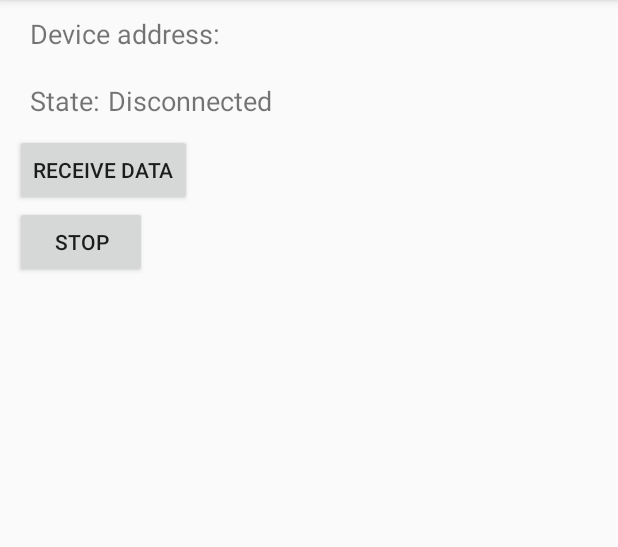
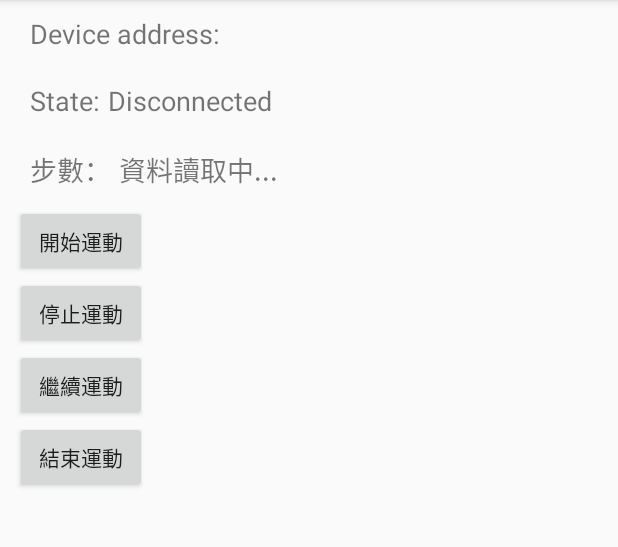
Before and after one commit to YulonEdward/Android_Sport, an Android app: the BleDeviceControlActivity screen opened directly, with no data from a screen before it, on a phone screen of 412 x 824 dp, the part 84-631 px from its top. Run offline under Robolectric (Android 15) with nearby library versions, the phone set to English and light mode, and no system bars; 2 statements that could not run were skipped.

Commit message:
this is 20180628 update

```diff
--- a/app/src/main/java/com/example/yulon/newblecommunicate/BleDeviceControlActivity.java
+++ b/app/src/main/java/com/example/yulon/newblecommunicate/BleDeviceControlActivity.java
@@ -33,7 +33,11 @@ import com.example.yulon.newblecommunicate.service.GPSService;
 import com.google.android.gms.common.ConnectionResult;
 import com.google.android.gms.common.GoogleApiAvailability;
 
+import org.w3c.dom.Text;
+
+import java.text.SimpleDateFormat;
 import java.util.Arrays;
+import java.util.Date;
 
 public class BleDeviceControlActivity extends AppCompatActivity {
 
@@ -41,8 +45,10 @@ public class BleDeviceControlActivity extends AppCompatActivity {
 
     public static final String EXTRAS_DEVICE_NAME = "DEVICE_NAME";
     public static final String EXTRAS_DEVICE_ADDRESS = "DEVICE_ADDRESS";
-    private static final byte[] ENABLE_SENSOR = {0x45};
-    private static final byte[] STOP_ENABLE_SENSOR = {0x44};
+    private static final byte[] START_ENABLE_SENSOR = {0x45, 0x53};
+    private static final byte[] STOP_ENABLE_SENSOR = {0x45, 0x50};
+    private static final byte[] RESUME_ENABLE_SENSOR = {0x45, 0x52};
+    private static final byte[] OVER_ENABLE_SENSOR = {0x45, 0x54};
 
     /**
      * Code used in requesting runtime permissions.
@@ -58,12 +64,13 @@ public class BleDeviceControlActivity extends AppCompatActivity {
     private TextView txtDeviceName;
     private TextView txtDeviceAdrress;
     private TextView txtDeviceState;
+    private TextView txtDataSteps;
     private boolean bConnected = false;
 
-    LocalBroadcastManager mLocalBroadcastManager;
-    BroadcastReceiver mReceiver;
-    IntentFilter filter;
-    Button testBtn, testBtn2;
+    LocalBroadcastManager mLocalBroadcastManager, Ble_mLocalBroadcastManager;
+    BroadcastReceiver mReceiver, Ble_mReceiver;
+    IntentFilter filter, BleService_filter;
+    Button btn_Start, btn_Stop, btn_Resume, btn_Over;
 
     private FirebaseService mFirebaseService = null;
     private BleService mBleService = null;
@@ -113,7 +120,9 @@ public class BleDeviceControlActivity extends AppCompatActivity {
             }else if(BleService.ACTION_DATA_AVAILABLE.equals(action)){
 
             }
+
         }
+
     };
 
     @Override
@@ -132,12 +141,12 @@ public class BleDeviceControlActivity extends AppCompatActivity {
         Intent it = new Intent(this, BleService.class);
         bindService(it, mBleServiceConnection, BIND_AUTO_CREATE); //綁定Service
 
-//        mReceiver = new BroadcastReceiver() {
-//            @Override
-//            public void onReceive(Context context, Intent intent) {
-//                String latitude = intent.getStringExtra(GPSService.EXTRA_LATITUDE);
-//                String longitude = intent.getStringExtra(GPSService.EXTRA_LONGITUDE);
-//                String lastTime = intent.getStringExtra(GPSService.EXTRA_CURTIME);
+        mReceiver = new BroadcastReceiver() {
+            @Override
+            public void onReceive(Context context, Intent intent) {
+                String latitude = intent.getStringExtra(GPSService.EXTRA_LATITUDE);
+                String longitude = intent.getStringExtra(GPSService.EXTRA_LONGITUDE);
+                String lastTime = intent.getStringExtra(GPSService.EXTRA_CURTIME);
 //
 //                if (latitude != null && longitude != null) {
 //                    Toast.makeText(BleDeviceControlActivity.this, getString(R.string.msg_location_service_started) + "\n Latitude : " + latitude + "\n Longitude: " + longitude
@@ -147,9 +156,56 @@ public class BleDeviceControlActivity extends AppCompatActivity {
 //                        mFirebaseService.Fire_lastTimeData(lastTime);
 //                    }
 //                }
+
+            }
+        };
+
+        mLocalBroadcastManager.registerReceiver(mReceiver, filter);
+
+        Ble_mLocalBroadcastManager = LocalBroadcastManager.getInstance(this);
+        BleService_filter = new IntentFilter();
+        BleService_filter.addAction(BleService.ACTION_BLESERVICE_BROADCAST);
+
+        Ble_mReceiver = new BroadcastReceiver() {
+            @Override
+            public void onReceive(Context context, Intent intent) {
+                SimpleDateFormat sdf = new SimpleDateFormat("yyyy:MM:dd");
+                //取得現在時間
+                Date dt=new Date();
+
+                String str_Steps = intent.getStringExtra(BleService.EXTRA_STEPS);
+                Log.d("str_Steps: ", str_Steps);
+                if(mFirebaseService != null && mDeviceAddress != null){
+                    String str_DataSteps = mFirebaseService.Firebase_GetStepsData(mDeviceAddress,  sdf.format(dt));
+                    Log.d("str_Steps: ", mDeviceAddress);
+                    Log.d("str_Steps: ",  sdf.format(dt));
+
+                    if(str_Steps != null && str_DataSteps != null){
+                        mFirebaseService.Fire_deviceStepsData(mDeviceAddress, sdf.format(dt), String.valueOf(Integer.parseInt(str_Steps) + Integer.parseInt(str_DataSteps)));
+                        txtDataSteps.setText(String.valueOf(Integer.parseInt(str_Steps) + Integer.parseInt(str_DataSteps)));
+//                        txtDataSteps.setText(str_DataSteps);
+
+                    }
+                }
+            }
+        };
+
+        Ble_mLocalBroadcastManager.registerReceiver(Ble_mReceiver, BleService_filter);
+
+//        Bundle bundle = this.getIntent().getExtras();
+//
+//        SimpleDateFormat sdf = new SimpleDateFormat("yyyy:MM:dd");
+//        //取得現在時間
+//        Date dt=new Date();
+//
+//        String str_Steps = bundle.getString("Steps");
+//        if(mFirebaseService != null && mDeviceAddress != null){
+//            if(str_Steps != null){
+//                mFirebaseService.Fire_deviceStepsData(mDeviceAddress, sdf.format(dt), str_Steps);
+//                Toast.makeText(BleDeviceControlActivity.this, getString(R.string.msg_location_service_started) + "\n Steps : " + str_Steps + "\n Time: " + sdf.format(dt), Toast.LENGTH_SHORT).show();
 //            }
-//        };
-//        mLocalBroadcastManager.registerReceiver(mReceiver, filter);
+//        }
+
     }
 
     @Override
@@ -267,20 +323,37 @@ public class BleDeviceControlActivity extends AppCompatActivity {
     private void initView(){
         txtDeviceAdrress = (TextView)findViewById(R.id.device_address);
         txtDeviceState = (TextView)findViewById(R.id.connection_state);
-        testBtn = (Button)findViewById(R.id.button2);
-        testBtn2 = (Button)findViewById(R.id.button3);
+        txtDataSteps = (TextView)findViewById(R.id.txt_steps);
+        btn_Start = (Button)findViewById(R.id.btn_startsport);
+        btn_Stop = (Button)findViewById(R.id.btn_stopsport);
+        btn_Resume = (Button)findViewById(R.id.btn_resumesport);
+        btn_Over = (Button)findViewById(R.id.btn_oversport);
 
-        testBtn.setOnClickListener(new View.OnClickListener() {
+        btn_Start.setOnClickListener(new View.OnClickListener() {
             @Override
             public void onClick(View v) {
-                mBleService.wirteCharacteristic(mDeviceAddress, ENABLE_SENSOR);
+                mBleService.wirteCharacteristic(mDeviceAddress, START_ENABLE_SENSOR);
             }
         });
 
-        testBtn2.setOnClickListener(new View.OnClickListener() {
+        btn_Stop.setOnClickListener(new View.OnClickListener() {
             @Override
             public void onClick(View v) {
                 mBleService.wirteCharacteristic(mDeviceAddress, STOP_ENABLE_SENSOR);
+            }
+        });
+
+        btn_Resume.setOnClickListener(new View.OnClickListener() {
+            @Override
+            public void onClick(View v) {
+                mBleService.wirteCharacteristic(mDeviceAddress, RESUME_ENABLE_SENSOR);
+            }
+        });
+
+        btn_Over.setOnClickListener(new View.OnClickListener() {
+            @Override
+            public void onClick(View v) {
+                mBleService.wirteCharacteristic(mDeviceAddress, OVER_ENABLE_SENSOR);
             }
         });
 
@@ -445,6 +518,7 @@ public class BleDeviceControlActivity extends AppCompatActivity {
 
     private static IntentFilter makeGattUpdateIntentFilter() {
         final IntentFilter intentFilter = new IntentFilter();
+        intentFilter.addAction(BleService.ACTION_BLESERVICE_BROADCAST);
         intentFilter.addAction(BleService.ACTION_GATT_CONNECTED);
         intentFilter.addAction(BleService.ACTION_GATT_DISCONNECTED);
         intentFilter.addAction(BleService.ACTION_GATT_SERVICES_DISCOVERED);
--- a/app/src/main/java/com/example/yulon/newblecommunicate/TestActivity.java
+++ b/app/src/main/java/com/example/yulon/newblecommunicate/TestActivity.java
@@ -83,7 +83,7 @@ public class TestActivity extends AppCompatActivity {
         mDeviceName = intent.getStringExtra(EXTRAS_DEVICE_NAME);
         mDeviceAddress = intent.getStringExtra(EXTRAS_DEVICE_ADDRESS);
         mBleController = BleController.getInstance().initble(TestActivity.this);
-        testbtn = (Button)findViewById(R.id.button2);
+        testbtn = (Button)findViewById(R.id.btn_startsport);
 
         testbtn.setOnClickListener(new View.OnClickListener() {
             @Override
--- a/app/src/main/java/com/example/yulon/newblecommunicate/service/GPSService.java
+++ b/app/src/main/java/com/example/yulon/newblecommunicate/service/GPSService.java
@@ -102,7 +102,8 @@ public class GPSService extends Service implements GoogleApiClient.ConnectionCal
         Log.d(TAG, "Location changed");
 
         //先行定義時間格式
-        SimpleDateFormat sdf = new SimpleDateFormat("yyyy/MM/dd kk:mm:ss");
+//        SimpleDateFormat sdf = new SimpleDateFormat("yyyy/MM/dd kk:mm:ss");
+        SimpleDateFormat sdf = new SimpleDateFormat("yyyy:MM:dd");
         //取得現在時間
         Date dt=new Date();
 
--- a/app/src/main/res/layout/activity_test.xml
+++ b/app/src/main/res/layout/activity_test.xml
@@ -42,20 +42,55 @@
                 android:text="@string/disconnected"
                 android:textSize="18sp"/>
         </LinearLayout>
+        <LinearLayout android:orientation="horizontal"
+            android:layout_width="match_parent"
+            android:layout_height="wrap_content"
+            android:layout_margin="10dp">
+            <TextView android:layout_width="wrap_content"
+                android:layout_height="wrap_content"
+                android:text="@string/data_steps"
+                android:textSize="18sp"/>
+            <Space android:layout_width="5dp"
+                android:layout_height="wrap_content"/>
+            <TextView
+                android:id="@+id/txt_steps"
+                android:layout_width="match_parent"
+                android:layout_height="wrap_content"
+                android:text="@string/data_load"
+                android:textSize="18sp"
+                />
+        </LinearLayout>
+
 
         <Button
-            android:id="@+id/button2"
+            android:id="@+id/btn_startsport"
             android:layout_width="wrap_content"
             android:layout_height="wrap_content"
-            android:text="Receive Data"
+            android:text="@string/btn_startsport"
             tools:layout_editor_absoluteX="16dp"
             tools:layout_editor_absoluteY="130dp" />
 
         <Button
-            android:id="@+id/button3"
+            android:id="@+id/btn_stopsport"
             android:layout_width="wrap_content"
             android:layout_height="wrap_content"
-            android:text="Stop"
+            android:text="@string/btn_stopsport"
+            tools:layout_editor_absoluteX="95dp"
+            tools:layout_editor_absoluteY="158dp" />
+
+        <Button
+            android:id="@+id/btn_resumesport"
+            android:layout_width="wrap_content"
+            android:layout_height="wrap_content"
+            android:text="@string/btn_resumesport"
+            tools:layout_editor_absoluteX="95dp"
+            tools:layout_editor_absoluteY="158dp" />
+
+        <Button
+            android:id="@+id/btn_oversport"
+            android:layout_width="wrap_content"
+            android:layout_height="wrap_content"
+            android:text="@string/btn_oversport"
             tools:layout_editor_absoluteX="95dp"
             tools:layout_editor_absoluteY="158dp" />
 
--- a/app/src/main/res/values/strings.xml
+++ b/app/src/main/res/values/strings.xml
@@ -28,4 +28,12 @@
 
     <string name="ble_not_supported">BLE Not Supported</string>
     <string name="adving">Advertising...</string>
+
+    <string name="btn_startsport">開始運動</string>
+    <string name="btn_stopsport">停止運動</string>
+    <string name="btn_resumesport">繼續運動</string>
+    <string name="btn_oversport">結束運動</string>
+
+    <string name="data_load">資料讀取中...</string>
+    <string name="data_steps">步數：</string>
 </resources>
```
Also changed, not shown: app/src/main/java/com/example/yulon/newblecommunicate/service/BleService.java (+43 -137 lines), app/src/main/java/com/example/yulon/newblecommunicate/service/FirebaseService.java (+36 -0 lines), app/src/main/java/com/example/yulon/newblecommunicate/utils/HexUtil.java (+11 -0 lines).
